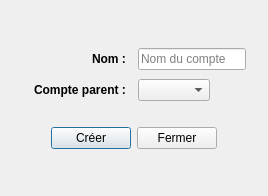
First picture: the form in gui/CreationCompteCapitauxDialog.ui, repository hoxuanvinh1999/LO21_OOP, before the edit.
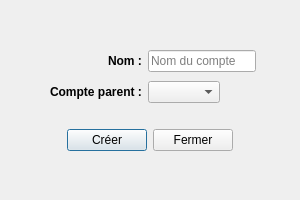
Second picture: the form after the edit.

Patch:
```diff
--- a/gui/CreationCompteCapitauxDialog.ui
+++ b/gui/CreationCompteCapitauxDialog.ui
@@ -6,8 +6,8 @@
    <rect>
     <x>0</x>
     <y>0</y>
-    <width>268</width>
-    <height>196</height>
+    <width>300</width>
+    <height>200</height>
    </rect>
   </property>
   <property name="windowTitle">
@@ -41,20 +41,17 @@
      <property name="formAlignment">
       <set>Qt::AlignCenter</set>
      </property>
-     <property name="horizontalSpacing">
-      <number>12</number>
-     </property>
      <property name="verticalSpacing">
       <number>9</number>
      </property>
-     <item row="1" column="0">
+     <item row="0" column="0">
       <widget class="QLabel" name="labelNom">
        <property name="text">
         <string>&lt;html&gt;&lt;head/&gt;&lt;body&gt;&lt;p&gt;&lt;span style=&quot; font-weight:600;&quot;&gt;Nom :&lt;/span&gt;&lt;/p&gt;&lt;/body&gt;&lt;/html&gt;</string>
        </property>
       </widget>
      </item>
-     <item row="1" column="1">
+     <item row="0" column="1">
       <widget class="QLineEdit" name="textNom">
        <property name="sizePolicy">
         <sizepolicy hsizetype="Fixed" vsizetype="Fixed">
@@ -73,14 +70,14 @@
        </property>
       </widget>
      </item>
-     <item row="2" column="0">
+     <item row="1" column="0">
       <widget class="QLabel" name="labelCompteParent">
        <property name="text">
         <string>&lt;html&gt;&lt;head/&gt;&lt;body&gt;&lt;p&gt;&lt;span style=&quot; font-weight:600;&quot;&gt;Compte parent :&lt;/span&gt;&lt;/p&gt;&lt;/body&gt;&lt;/html&gt;</string>
        </property>
       </widget>
      </item>
-     <item row="2" column="1">
+     <item row="1" column="1">
       <widget class="QComboBox" name="choixCompteParent"/>
      </item>
     </layout>
```
Left out of the diff: 2 changed lines with no effect on the pictures.
